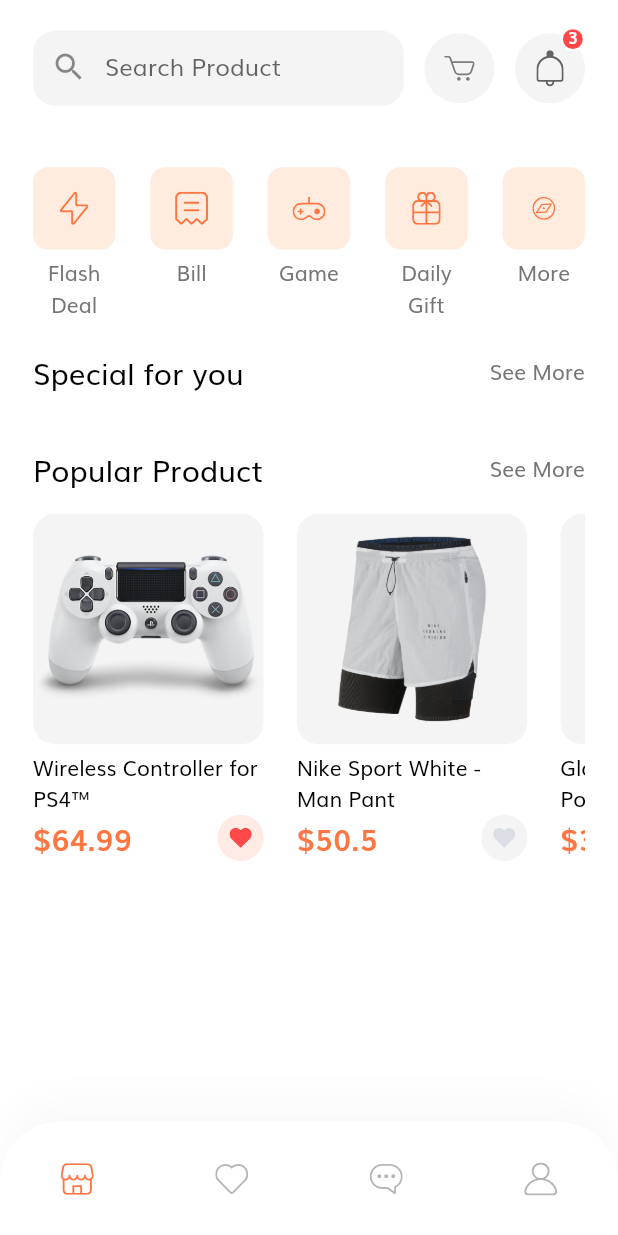
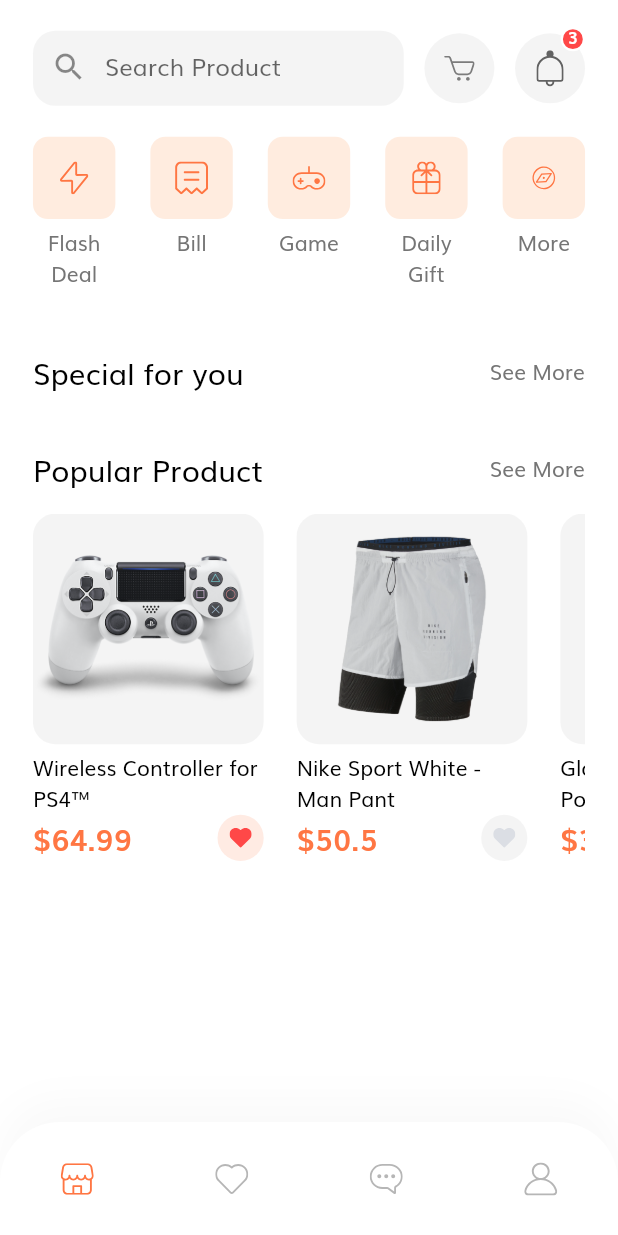
Before and after one commit to wayne90040/Flutter-Ecommerce, a Flutter app: the HomeScreen screen opened by its route, on a phone screen of 412 x 824 dp. Run offline on Flutter 3.47's test engine with Material 2 defaults, Android fonts, the phone set to English and light mode, and no system bars; our stand-ins replace cloud_firestore, firebase_auth, firebase_core, firebase_storage, flutter_svg; accounts and stored records are empty.

Commit message:
🚧 header, landing icon, change file name

```diff
--- /dev/null
+++ b/lib/models/landing_model.dart
@@ -0,0 +1,10 @@
+
+import 'package:flutter/cupertino.dart';
+
+class LandingModel {
+  final String text;
+  final String iconPath;
+  final String clickThrough;
+
+  LandingModel({required this.text, required this.iconPath, required this.clickThrough});
+}
--- a/lib/screen/home/body.dart
+++ b/lib/screen/home/body.dart
@@ -14,7 +14,7 @@ import 'package:flutter_ecommerce/size_config.dart';
 import 'package:flutter_ecommerce/viewmodels/home_view_model.dart';
 import 'package:provider/provider.dart';
 
-import 'categories.dart';
+import 'home_header.dart';
 import 'discount_banner.dart';
 import 'icon_btn_with_num.dart';
 
@@ -30,6 +30,7 @@ class _BodyState extends State<Body> {
     // TODO: implement initState
     super.initState();
     Provider.of<HomeViewModel>(context, listen: false).getHomeBannerInFirebase();
+    Provider.of<HomeViewModel>(context, listen: false).getLandings();
   }
 
   @override
@@ -70,12 +71,12 @@ class _BodyState extends State<Body> {
               ),
               SizedBox(height: getProportionateScreenHeight(20)),
 
+              // TODO: Headers
+              HomeHeader(models: viewModel.landings),
+              SizedBox(height: getProportionateScreenHeight(20)),
+
               // TODO: Home Banner
               DiscountBanner(),
-              SizedBox(height: getProportionateScreenHeight(20)),
-
-              // TODO: Categories
-              Categories(),
               SizedBox(height: getProportionateScreenHeight(20)),
 
               // TODO: Special of you
--- a/lib/screen/home/categories.dart
+++ /dev/null
@@ -1,37 +0,0 @@
-
-
-import 'package:flutter/cupertino.dart';
-
-import 'category_card.dart';
-
-class Categories extends StatelessWidget {
-  @override
-  Widget build(BuildContext context) {
-
-    List<Map<String, dynamic>> categories = [
-      {"icon": "assets/icons/Flash Icon.svg", "text": "Flash Deal"},
-      {"icon": "assets/icons/Bill Icon.svg", "text": "Bill"},
-      {"icon": "assets/icons/Game Icon.svg", "text": "Game"},
-      {"icon": "assets/icons/Gift Icon.svg", "text": "Daily Gift"},
-      {"icon": "assets/icons/Discover.svg", "text": "More"}
-    ];
-
-    // TODO: implement build
-    return Row(
-      mainAxisAlignment: MainAxisAlignment.spaceBetween,
-      crossAxisAlignment: CrossAxisAlignment.start,
-      children: [
-        ...List.generate(
-            categories.length,
-                (index) => CategoryCard(
-                iconSrc: categories[index]["icon"],
-                iconText: categories[index]["text"],
-                onTapped: () {
-                  print("didTapped${categories[index]["text"]}]");
-                }
-            )
-        )
-      ],
-    );
-  }
-}
--- /dev/null
+++ b/lib/screen/home/home_header.dart
@@ -0,0 +1,37 @@
+
+import 'package:flutter/cupertino.dart';
+import 'package:flutter_ecommerce/models/landing_model.dart';
+
+import 'landing_icon_widget.dart';
+
+class HomeHeader extends StatelessWidget {
+
+  final List<LandingModel> models;
+
+  const HomeHeader({
+    Key? key,
+    required this.models
+  }) : super(key: key);
+
+  @override
+  Widget build(BuildContext context) {
+
+    // TODO: implement build
+    return Row(
+      mainAxisAlignment: MainAxisAlignment.spaceBetween,
+      crossAxisAlignment: CrossAxisAlignment.start,
+      children: [
+        ...List.generate(
+            models.length,
+                (index) => LandingIconWidget(
+                iconSrc: models[index].iconPath,
+                iconText: models[index].text,
+                onTapped: () {
+                  print("didTapped${models[index].clickThrough}");
+                }
+            )
+        )
+      ],
+    );
+  }
+}
--- a/lib/screen/home/category_card.dart
+++ b/lib/screen/home/landing_icon_widget.dart
@@ -4,13 +4,13 @@ import 'package:flutter_svg/svg.dart';
 
 import '../../size_config.dart';
 
-class CategoryCard extends StatelessWidget {
+class LandingIconWidget extends StatelessWidget {
 
   final String iconSrc;
   final String iconText;
   final GestureTapCallback onTapped;
 
-  const CategoryCard({
+  const LandingIconWidget({
     Key? key,
     required this.iconSrc,
     required this.iconText,
--- a/lib/viewmodels/home_view_model.dart
+++ b/lib/viewmodels/home_view_model.dart
@@ -2,12 +2,16 @@
 import 'package:cloud_firestore/cloud_firestore.dart';
 import 'package:firebase_storage/firebase_storage.dart';
 import 'package:flutter/cupertino.dart';
+import 'package:flutter_ecommerce/models/landing_model.dart';
 import 'package:flutter_ecommerce/models/home_banner_model.dart';
 
 class HomeViewModel extends ChangeNotifier {
 
   late HomeBannerModel _homeBanner = HomeBannerModel(discountBanners: [], topBanners: []);
   HomeBannerModel get homeBanner => _homeBanner;
+
+  late List<LandingModel> _landings = [LandingModel(text: "", iconPath: "assets/icons/Flash Icon.svg", clickThrough: "")];
+  List<LandingModel> get landings => _landings;
 
   void getHomeBannerInFirebase() {
     FirebaseFirestore.instance.collection('home_page').doc('banners').get().then((DocumentSnapshot documentSnapshot) {
@@ -27,7 +31,6 @@ class HomeViewModel extends ChangeNotifier {
 
     try {
       String result = await FirebaseStorage.instance.ref(path).getDownloadURL();
-      print("result$result");
       return Future.value(result);
     } on FirebaseException catch (e) {
       print(e.code);
@@ -36,4 +39,15 @@ class HomeViewModel extends ChangeNotifier {
     }
     return Future.value("");
   }
+
+  void getLandings() {
+    print("getLandings");
+    _landings =  [
+      LandingModel(text: "Flash Deal", iconPath: "assets/icons/Flash Icon.svg", clickThrough: ""),
+      LandingModel(text: "Bill", iconPath: "assets/icons/Bill Icon.svg", clickThrough: ""),
+      LandingModel(text: "Game", iconPath: "assets/icons/Game Icon.svg", clickThrough: ""),
+      LandingModel(text: "Daily Gift", iconPath: "assets/icons/Gift Icon.svg", clickThrough: ""),
+      LandingModel(text: "More", iconPath: "assets/icons/Discover.svg", clickThrough: ""),
+    ];
+  }
 }
```
Also changed, not shown: lib/models/home_banner_model.dart (+5 -3 lines).
